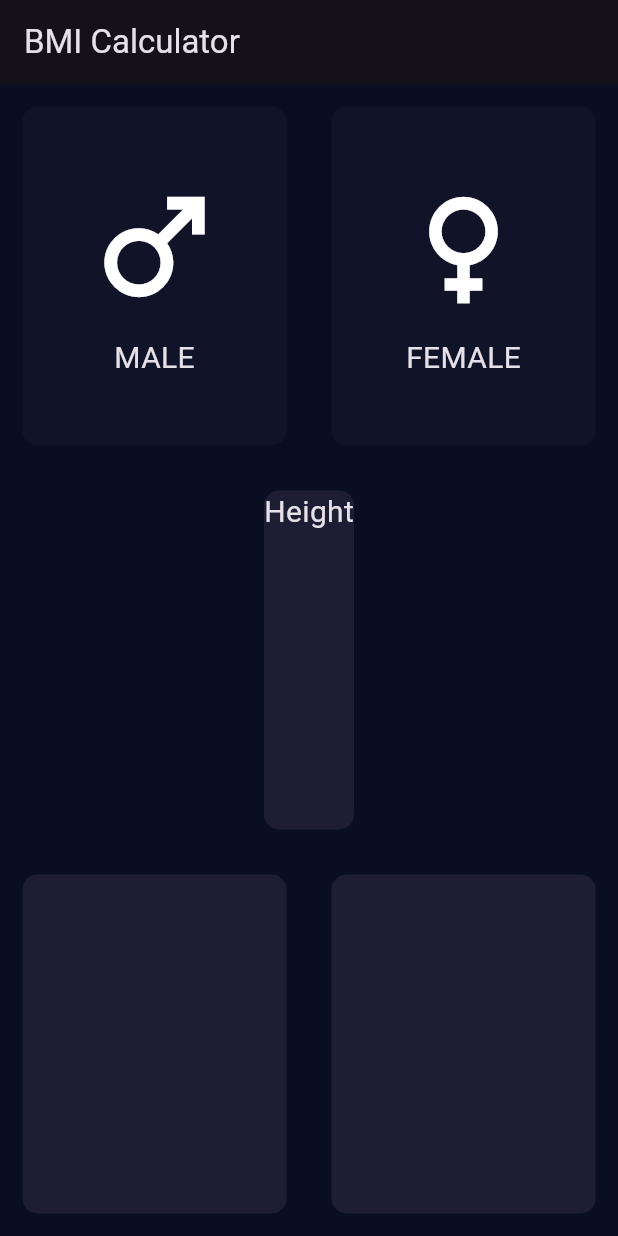
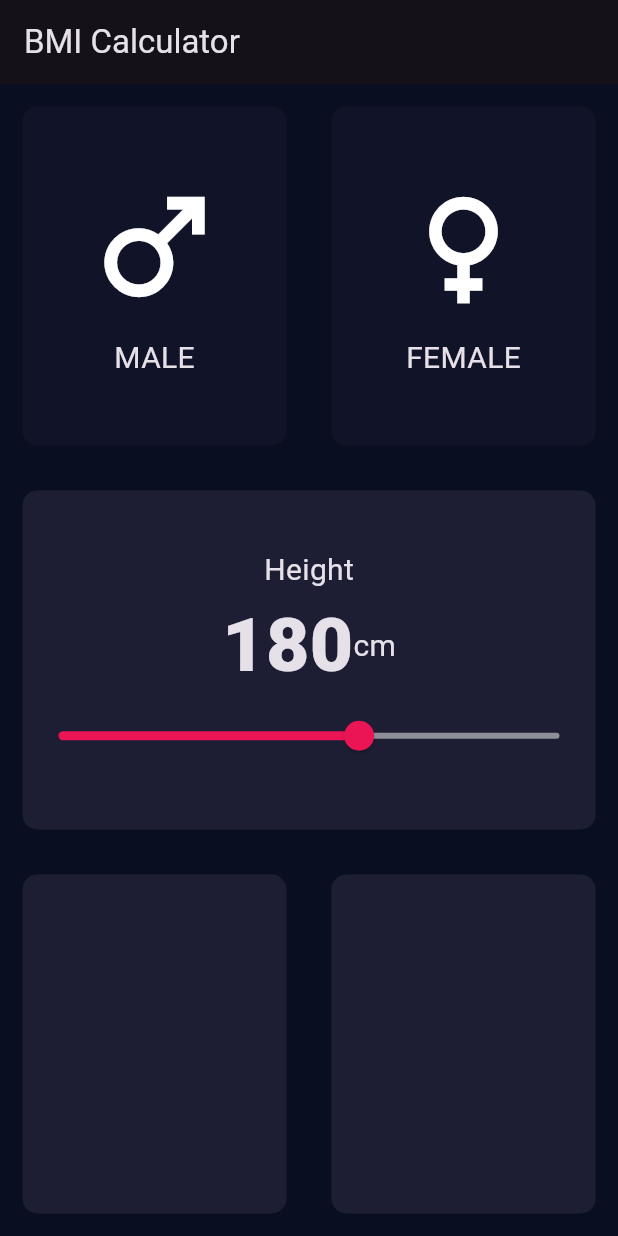
Before and after one commit to mabdula2004/BMI-App, a Flutter app: the screen it shows after launch, on a phone screen of 412 x 824 dp. Run offline on Flutter 3.47's test engine with Material 3 defaults, Android fonts, the phone set to English and light mode, and no system bars.

Commit message:
video12 BMI Add text Widgets (Lecture 47)
in this video we will learn how to add text and slider in the container

```diff
--- a/lib/ConstantFile.dart
+++ b/lib/ConstantFile.dart
@@ -6,3 +6,8 @@ fontWeight: FontWeight.normal,
 );
 const activeColor = Color(0xFF1D1E33);
 const dactiveColor = Color(0xFF111328);
+
+const KNumberstyle=TextStyle(
+fontSize: 50.0,
+fontWeight: FontWeight.w900,
+);
--- a/lib/input_page.dart
+++ b/lib/input_page.dart
@@ -19,6 +19,7 @@ class Input extends StatefulWidget {
 
 class _InputState extends State<Input> {
   Gender? selectGender;
+  int SliderHeight=180;
 
   @override
   Widget build(BuildContext context) {
@@ -60,8 +61,33 @@ class _InputState extends State<Input> {
             child: RepeatContainer(
               color: Color(0xFF1D1E33),
               cardWidget: Column(
+              mainAxisAlignment: MainAxisAlignment.center,
                 children: [
-                  Text('Height', style:KLabelStyle,),
+                  Text('Height',
+                    style:KLabelStyle,),
+                  Row(
+                       mainAxisAlignment: MainAxisAlignment.center,
+                    children: [
+                      Text(SliderHeight.toString(),
+                      style:KNumberstyle,
+                      ),
+                      Text('cm',
+                        style:KLabelStyle,),
+                    ],
+                  ),
+                  Slider(value: SliderHeight.toDouble(),
+                   min: 120,
+                      max: 220,
+                      activeColor:Color(0xFFEB1555) ,
+                      inactiveColor:Color(0xFF8D8E98) ,
+
+                      onChanged: (double newValue){
+                      setState((){
+                        SliderHeight= newValue.round();
+                    });
+
+                    },
+                  ),
                 ],
               ),
             ),
```
